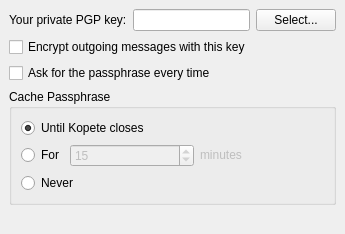
This is plugins/cryptography/cryptographyprefsbase.ui in KDE/kopete as Qt 5 draws it before an edit. The edited form follows.
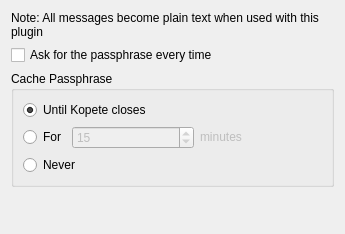
This is the edited form. Custom widgets are drawn as their Qt base class.

Commit message: Code cleanup...lots. Use of icons instead of text to signify encrypted messages. Slight change in architecture by requiring to-self encryption (so we can decrypt our own messages) This code doesn't really work, since the PGP block that is sent is a too-large message. Hopefully this can be worked through. GUI: BUG:77486

Patch:
```diff
--- a/plugins/cryptography/cryptographyprefsbase.ui
+++ b/plugins/cryptography/cryptographyprefsbase.ui
@@ -10,37 +10,28 @@
     <height>234</height>
    </rect>
   </property>
-  <layout class="QGridLayout" >
-   <property name="leftMargin" >
-    <number>9</number>
-   </property>
-   <property name="topMargin" >
-    <number>9</number>
-   </property>
-   <property name="rightMargin" >
-    <number>9</number>
-   </property>
-   <property name="bottomMargin" >
-    <number>9</number>
-   </property>
-   <property name="horizontalSpacing" >
-    <number>6</number>
-   </property>
-   <property name="verticalSpacing" >
-    <number>6</number>
-   </property>
-   <item row="1" column="0" colspan="3" >
-    <widget class="QCheckBox" name="alsoMyKey" >
-     <property name="whatsThis" >
-      <string>&lt;qt>Check this box if you want to encrypt outgoing messages with this key, so that you will be able to decrypt them yourself later.&lt;br>
-&lt;b>Warning:&lt;/b> This can increase the size of messages, and some protocols will refuse to send your messages because they are too large.</string>
+  <layout class="QVBoxLayout" >
+   <item>
+    <widget class="QLabel" name="warning" >
+     <property name="frameShape" >
+      <enum>QFrame::NoFrame</enum>
      </property>
      <property name="text" >
-      <string>Encrypt outgoing messages with this key</string>
+      <string>Note: All messages become plain text when used with this plugin</string>
      </property>
+     <property name="wordWrap" >
+      <bool>true</bool>
+     </property>
     </widget>
    </item>
-   <item row="3" column="0" colspan="3" >
+   <item>
+    <widget class="QCheckBox" name="askPassPhrase" >
+     <property name="text" >
+      <string>Ask for the passphrase every time</string>
+     </property>
+    </widget>
+   </item>
+   <item>
     <widget class="QGroupBox" name="cacheBehavior" >
      <property name="title" >
       <string>Cache Passphrase</string>
@@ -135,28 +126,7 @@
      </layout>
     </widget>
    </item>
-   <item row="0" column="0" >
-    <widget class="QLabel" name="pgpKeyLabel" >
-     <property name="text" >
-      <string>Your private PGP key:</string>
-     </property>
-    </widget>
-   </item>
-   <item row="0" column="2" >
-    <widget class="QPushButton" name="selectKey" >
-     <property name="text" >
-      <string>Select...</string>
-     </property>
-    </widget>
-   </item>
-   <item row="0" column="1" >
-    <widget class="KLineEdit" name="privateKeyId" >
-     <property name="readOnly" >
-      <bool>true</bool>
-     </property>
-    </widget>
-   </item>
-   <item row="4" column="1" >
+   <item>
     <spacer>
      <property name="orientation" >
       <enum>Qt::Vertical</enum>
@@ -172,24 +142,10 @@
      </property>
     </spacer>
    </item>
-   <item row="2" column="0" colspan="3" >
-    <widget class="QCheckBox" name="askPassPhrase" >
-     <property name="text" >
-      <string>Ask for the passphrase every time</string>
-     </property>
-    </widget>
-   </item>
   </layout>
  </widget>
  <layoutdefault spacing="6" margin="11" />
  <pixmapfunction>qPixmapFromMimeSource</pixmapfunction>
- <customwidgets>
-  <customwidget>
-   <class>KLineEdit</class>
-   <extends>QLineEdit</extends>
-   <header>klineedit.h</header>
-  </customwidget>
- </customwidgets>
  <tabstops>
   <tabstop>privateKeyId</tabstop>
   <tabstop>selectKey</tabstop>
```
Left out of the diff: 3 changed lines with no effect on the pictures. The commit also changes 12 other files.
